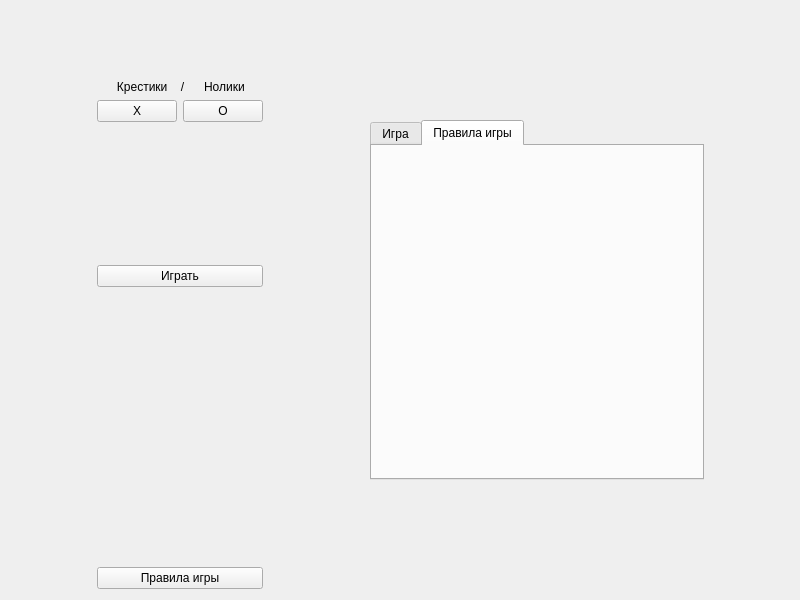
HmmAnchy/A-C-project, file Project/widget.ui: the form before one commit.
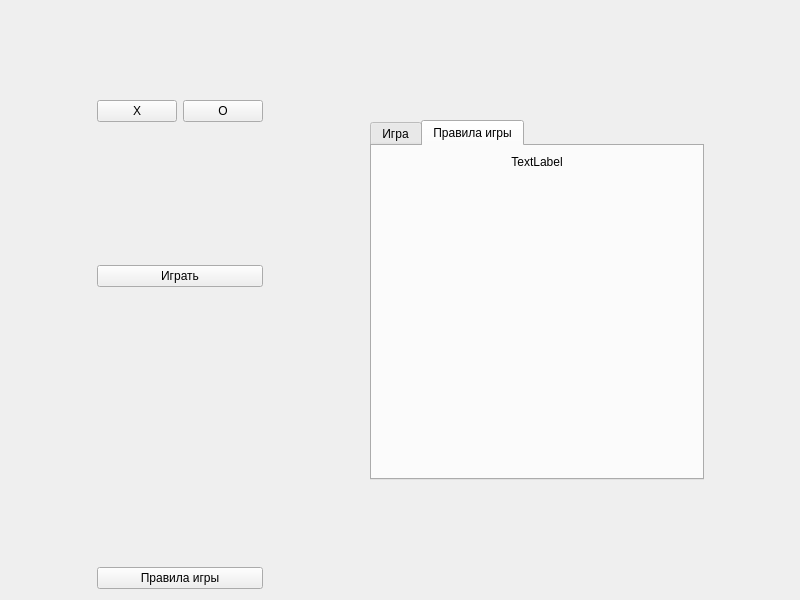
The form after the commit. The open tabs and pages were chosen to show the change. Icons and pictures are not drawn.

Diff of the .ui file:
```diff
--- a/Project/widget.ui
+++ b/Project/widget.ui
@@ -57,7 +57,13 @@
      <item>
       <widget class="QLabel" name="label_2">
        <property name="text">
-        <string>      Крестики    /      Нолики</string>
+        <string/>
+       </property>
+       <property name="pixmap">
+        <pixmap resource="res.qrc">:/res/Нолики.png</pixmap>
+       </property>
+       <property name="alignment">
+        <set>Qt::AlignCenter</set>
        </property>
       </widget>
      </item>
@@ -213,6 +219,17 @@
        <height>100</height>
       </size>
      </property>
+     <property name="styleSheet">
+      <string notr="true">QPushButton {
+	color: #f00;
+	background-color: rgb(151, 155, 235);
+	border: 1px solid #555;
+}
+QPushButton::hover {
+
+	border-color: rgb(255, 0, 0);
+}</string>
+     </property>
      <property name="currentIndex">
       <number>0</number>
      </property>
@@ -398,6 +415,18 @@
       <attribute name="title">
        <string>Правила игры</string>
       </attribute>
+      <layout class="QVBoxLayout" name="verticalLayout">
+       <item>
+        <widget class="QLabel" name="label">
+         <property name="text">
+          <string>TextLabel</string>
+         </property>
+         <property name="alignment">
+          <set>Qt::AlignHCenter|Qt::AlignTop</set>
+         </property>
+        </widget>
+       </item>
+      </layout>
      </widget>
     </widget>
    </item>
```
Left out of the diff: 9 changed lines with no effect on the pictures.
